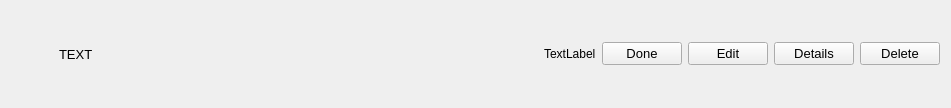
First picture: the form in mainWindow/taskItemWidget.ui, repository denysfreiuk/ToDoManager-Cpp, before the edit.
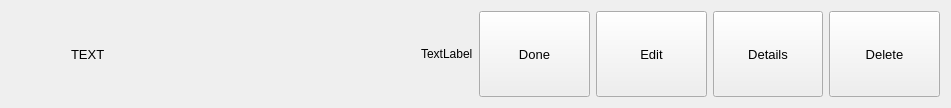
Second picture: the form after the edit. Icons and pictures are not drawn.

Patch:
```diff
--- a/mainWindow/taskItemWidget.ui
+++ b/mainWindow/taskItemWidget.ui
@@ -18,12 +18,9 @@
   </property>
   <layout class="QHBoxLayout" name="horizontalLayout_4">
    <item>
-    <layout class="QHBoxLayout" name="mainLayout" stretch="0,0">
+    <layout class="QHBoxLayout" name="mainLayout">
      <item>
       <layout class="QHBoxLayout" name="horizontalLayout_2">
-       <property name="spacing">
-        <number>0</number>
-       </property>
        <item>
         <widget class="QLabel" name="labelPriority">
          <property name="minimumSize">
@@ -114,11 +111,26 @@
       </layout>
      </item>
      <item>
-      <layout class="QHBoxLayout" name="btnContainer">
+      <widget class="QWidget" name="bttnContainer" native="true">
+       <layout class="QHBoxLayout" name="horizontalLayout_3">
+        <property name="leftMargin">
+         <number>0</number>
+        </property>
+        <property name="topMargin">
+         <number>0</number>
+        </property>
+        <property name="rightMargin">
+         <number>0</number>
+        </property>
+        <property name="bottomMargin">
+         <number>0</number>
+        </property>
+        <item>
+         <layout class="QHBoxLayout" name="btnLayout">
        <item>
         <widget class="QPushButton" name="doneButton">
          <property name="sizePolicy">
-          <sizepolicy hsizetype="Preferred" vsizetype="Fixed">
+             <sizepolicy hsizetype="Expanding" vsizetype="Preferred">
            <horstretch>0</horstretch>
            <verstretch>0</verstretch>
           </sizepolicy>
@@ -139,7 +151,7 @@
        <item>
         <widget class="QPushButton" name="editButton">
          <property name="sizePolicy">
-          <sizepolicy hsizetype="Preferred" vsizetype="Fixed">
+             <sizepolicy hsizetype="Expanding" vsizetype="Preferred">
            <horstretch>0</horstretch>
            <verstretch>0</verstretch>
           </sizepolicy>
@@ -160,7 +172,7 @@
        <item>
         <widget class="QPushButton" name="detailsButton">
          <property name="sizePolicy">
-          <sizepolicy hsizetype="Preferred" vsizetype="Fixed">
+             <sizepolicy hsizetype="Expanding" vsizetype="Preferred">
            <horstretch>0</horstretch>
            <verstretch>0</verstretch>
           </sizepolicy>
@@ -180,6 +192,12 @@
        </item>
        <item>
         <widget class="QPushButton" name="deleteButton">
+            <property name="sizePolicy">
+             <sizepolicy hsizetype="Expanding" vsizetype="Preferred">
+              <horstretch>0</horstretch>
+              <verstretch>0</verstretch>
+             </sizepolicy>
+            </property>
          <property name="font">
           <font>
            <pointsize>10</pointsize>
@@ -191,6 +209,9 @@
         </widget>
        </item>
       </layout>
+        </item>
+       </layout>
+      </widget>
      </item>
     </layout>
    </item>
```
Left out of the diff: 2 changed lines with no effect on the pictures. Lines whose indentation alone changed are shown as unchanged.
